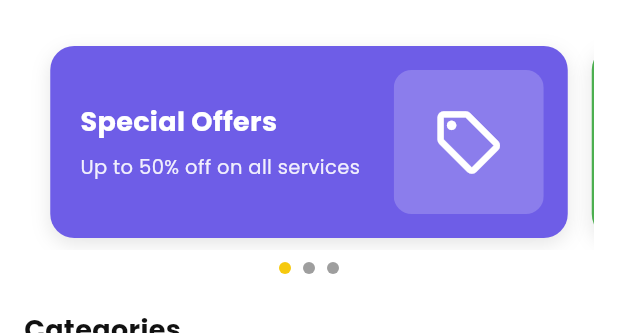
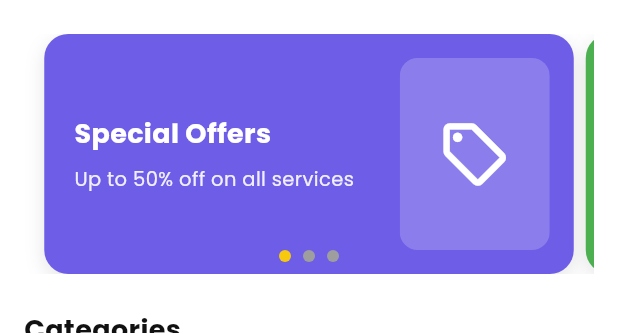
Before and after one commit to sparth292/loca-buzz, a Flutter app: the screen it shows once a user with an empty profile is signed in, on a phone screen of 412 x 824 dp, the part 62-395 px from its top. Run offline on Flutter 3.47's test engine with Material 3 defaults, Android fonts, the phone set to English and light mode, and no system bars; drawn by our look-alikes of smooth_page_indicator; our stand-ins replace flutter_svg, google_fonts, image_picker, location, shared_preferences, supabase_flutter; accounts and stored records are empty.

Commit message:
Minimal changes before finishing

```diff
--- a/lib/screens/home_page.dart
+++ b/lib/screens/home_page.dart
@@ -4,6 +4,7 @@ import 'package:smooth_page_indicator/smooth_page_indicator.dart';
 import '../main.dart';
 import 'explore_screen.dart';
 import 'messages_screen.dart';
+import 'profile_page.dart';
 
 // Apply Poppins font to all text in the app
 final TextTheme textTheme = GoogleFonts.poppinsTextTheme();
@@ -23,14 +24,10 @@ class _HomePageState extends State<HomePage> {
 
   // Handle tab selection
   void _onItemTapped(int index) {
-    if (index == 3) { // Profile tab
-      Navigator.of(context, rootNavigator: true).pushNamed('/profile');
-    } else {
     setState(() {
       _selectedBottomNavIndex = index;
       _pageController.jumpToPage(index);
     });
-    }
   }
 
   final List<Map<String, dynamic>> _categories = [
@@ -144,9 +141,14 @@ class _HomePageState extends State<HomePage> {
       ),
       body: PageView(
         controller: _pageController,
-        physics: const NeverScrollableScrollPhysics(), // Disable swiping between pages
+        physics: const NeverScrollableScrollPhysics(),
+        onPageChanged: (index) {
+          setState(() {
+            _selectedBottomNavIndex = index;
+          });
+        },
         children: [
-          // Home Page Content
+          // Home Tab
           SingleChildScrollView(
             padding: const EdgeInsets.symmetric(horizontal: 16, vertical: 8),
             child: Column(
@@ -155,20 +157,18 @@ class _HomePageState extends State<HomePage> {
                 // Carousel with PageView
                 SizedBox(
                   height: 160,
-                  child: Column(
+                  child: Stack(
                     children: [
-                      Expanded(
-                        child: PageView.builder(
+                      PageView.builder(
                         controller: _carouselController,
                         itemCount: _carouselItems.length,
-                          onPageChanged: (index) {},
                         itemBuilder: (context, index) {
-                            return Padding(
-                              padding: const EdgeInsets.symmetric(horizontal: 8.0, vertical: 8.0),
-                              child: Container(
+                          final item = _carouselItems[index];
+                          return Container(
+                            margin: const EdgeInsets.symmetric(horizontal: 4),
                             decoration: BoxDecoration(
+                              color: item['backgroundColor'],
                               borderRadius: BorderRadius.circular(16),
-                                  color: _carouselItems[index]['backgroundColor'],
                               boxShadow: [
                                 BoxShadow(
                                   color: Colors.black.withOpacity(0.1),
@@ -189,7 +189,7 @@ class _HomePageState extends State<HomePage> {
                                     child: Container(
                                       color: Colors.white.withOpacity(0.2),
                                       child: Icon(
-                                            _carouselItems[index]['icon'],
+                                        item['icon'],
                                         size: 50,
                                         color: Colors.white,
                                       ),
@@ -203,7 +203,7 @@ class _HomePageState extends State<HomePage> {
                                     mainAxisAlignment: MainAxisAlignment.center,
                                     children: [
                                       Text(
-                                            _carouselItems[index]['title'],
+                                        item['title'],
                                         style: GoogleFonts.poppins(
                                           color: Colors.white,
                                           fontSize: 18,
@@ -212,7 +212,7 @@ class _HomePageState extends State<HomePage> {
                                       ),
                                       const SizedBox(height: 8),
                                       Text(
-                                            _carouselItems[index]['subtitle'],
+                                        item['subtitle'],
                                         style: GoogleFonts.poppins(
                                           color: Colors.white.withOpacity(0.9),
                                           fontSize: 13,
@@ -223,13 +223,15 @@ class _HomePageState extends State<HomePage> {
                                 ),
                               ],
                             ),
-                              ),
                           );
                         },
                       ),
-                      ),
-                      const SizedBox(height: 8),
-                      SmoothPageIndicator(
+                      Positioned(
+                        left: 0,
+                        right: 0,
+                        bottom: 8,
+                        child: Center(
+                          child: SmoothPageIndicator(
                             controller: _carouselController,
                             count: _carouselItems.length,
                             effect: const WormEffect(
@@ -246,10 +248,11 @@ class _HomePageState extends State<HomePage> {
                               );
                             },
                           ),
+                        ),
+                      ),
                     ],
                   ),
                 ),
-
                 const SizedBox(height: 24),
 
                 // Categories
@@ -317,6 +320,7 @@ class _HomePageState extends State<HomePage> {
                   ),
                 ),
                 // Single spacing after featured businesses
+                const SizedBox(height: 20),
               ],
             ),
           ),
@@ -324,7 +328,8 @@ class _HomePageState extends State<HomePage> {
           const ExploreScreen(),
           // Messages Screen
           const MessagesScreen(),
-          // Profile tab removed - using dedicated profile page
+          // Profile Page
+          const ProfilePage(),
         ],
       ),
       bottomNavigationBar: Container(
```
Lines whose indentation alone changed are shown as unchanged.
